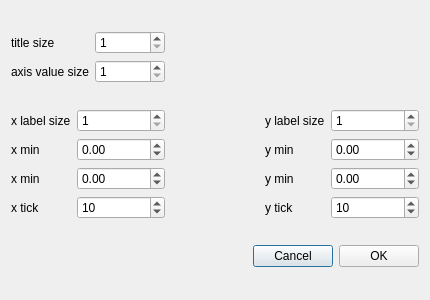
The window that src/Dialogs/PlotSettingsDialog.ui (gmrandazzo/QStudioMetrics) describes before a commit, drawn with Qt 5.
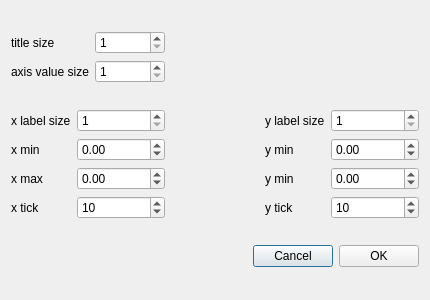
The same window after the commit.

```diff
--- a/src/Dialogs/PlotSettingsDialog.ui
+++ b/src/Dialogs/PlotSettingsDialog.ui
@@ -140,7 +140,7 @@
      <item row="2" column="0">
       <widget class="QLabel" name="label_9">
        <property name="text">
-        <string>x min</string>
+        <string>x max</string>
        </property>
       </widget>
      </item>
```
